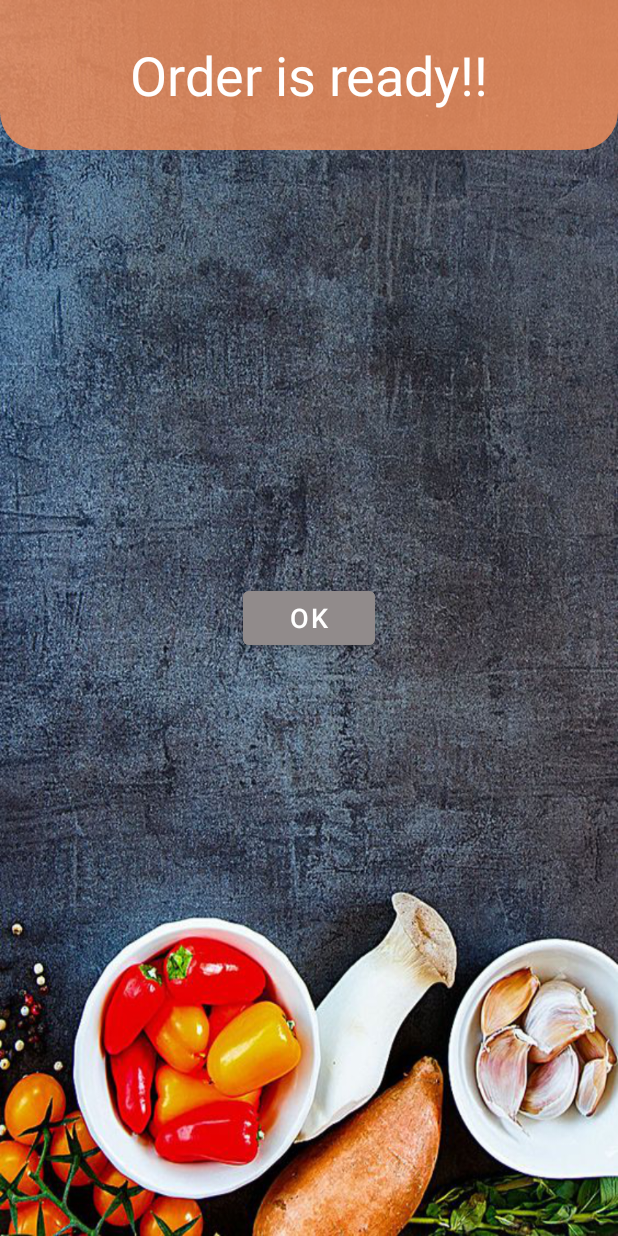
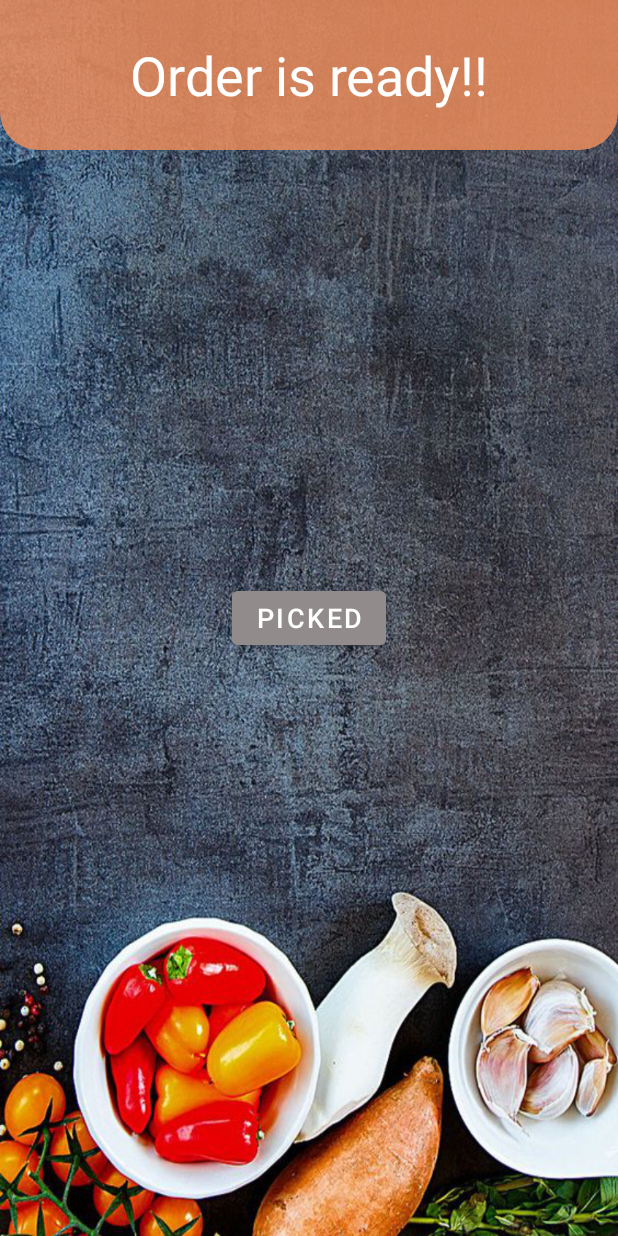
Before and after one commit to IdoSagiv/order-sandwich-app, an Android app: the OrderReadyActivity screen opened directly, with no data from a screen before it, on a phone screen of 412 x 824 dp. Run offline under Robolectric (Android 15) with nearby library versions, the phone set to English and light mode, and no system bars.

Commit message:
add screenshots

```diff
--- a/app/src/main/res/layout/activity_order_ready.xml
+++ b/app/src/main/res/layout/activity_order_ready.xml
@@ -22,7 +22,7 @@
         android:layout_width="wrap_content"
         android:layout_height="wrap_content"
         android:backgroundTint="#918B8B"
-        android:text="ok"
+        android:text="picked"
         android:textSize="18sp"
         app:layout_constraintBottom_toBottomOf="parent"
         app:layout_constraintEnd_toEndOf="parent"
```
Also changed, not shown: 4 other files.
